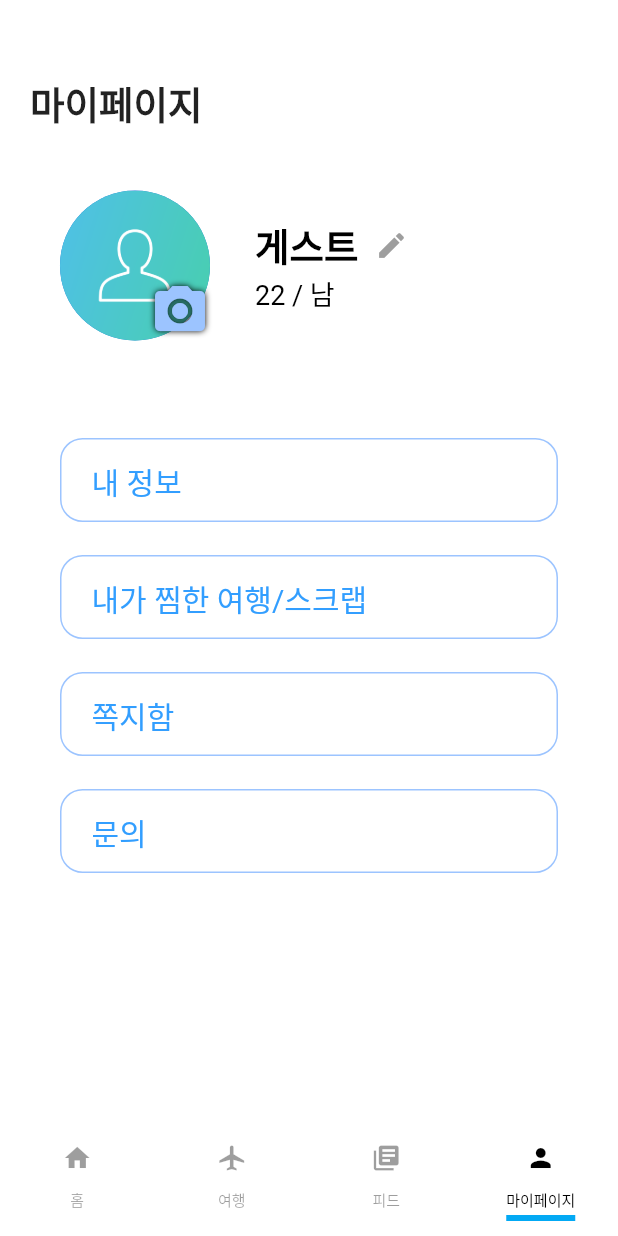
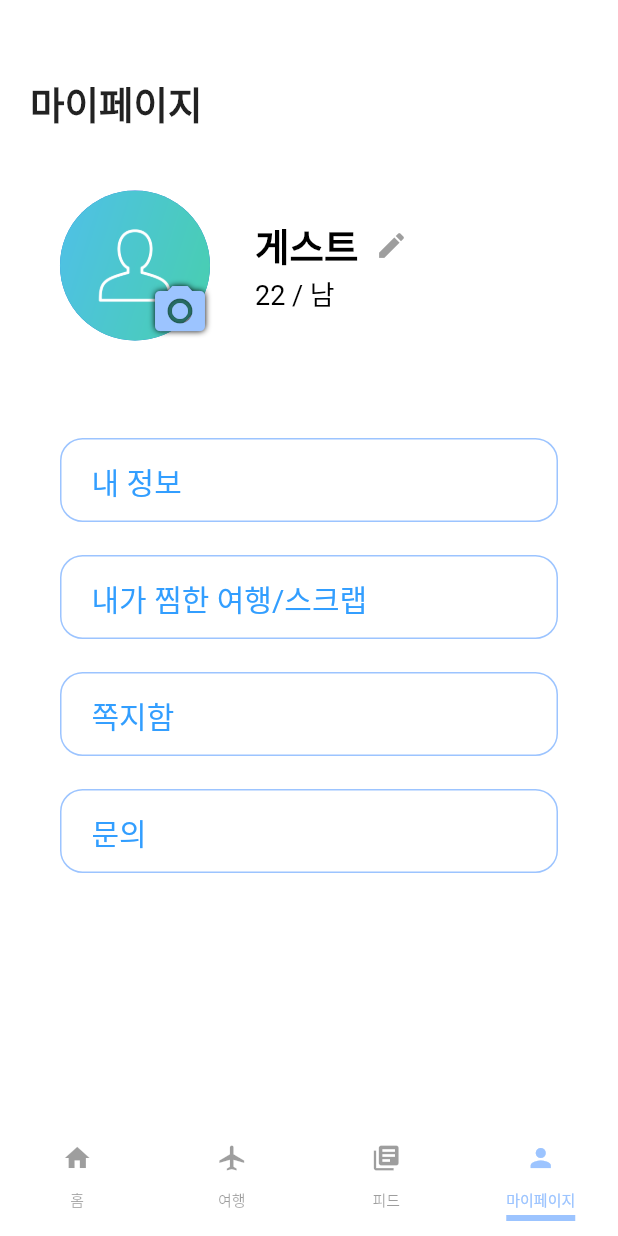
Before and after one commit to kookmin-sw/capstone-2023-32, a Flutter app: the screen it shows after launch, item 4 of the bottom bar chosen, on a phone screen of 412 x 824 dp. Run offline on Flutter 3.47's test engine with Material 2 defaults, Android fonts, the phone set to English and light mode, and no system bars; our stand-ins replace flutter_svg, image_picker; missing offline and left inert: flutter_email_sender; network calls fail.

Commit message:
change bottomBar Color

```diff
--- a/frontend/lib/main.dart
+++ b/frontend/lib/main.dart
@@ -45,9 +45,9 @@ class BottomBar extends StatelessWidget {
         padding: const EdgeInsets.only(bottom: 10, top: 5),
         child: const TabBar(
           indicatorSize: TabBarIndicatorSize.label,
-          indicatorColor: Colors.lightBlue,
+          indicatorColor: Color(0xff9CC4FF),
           indicatorWeight: 4,
-          labelColor: Colors.black,
+          labelColor: Color(0xff9CC4FF),
           unselectedLabelColor: Colors.black38,
           labelStyle: TextStyle(
             fontSize: 10,
```
